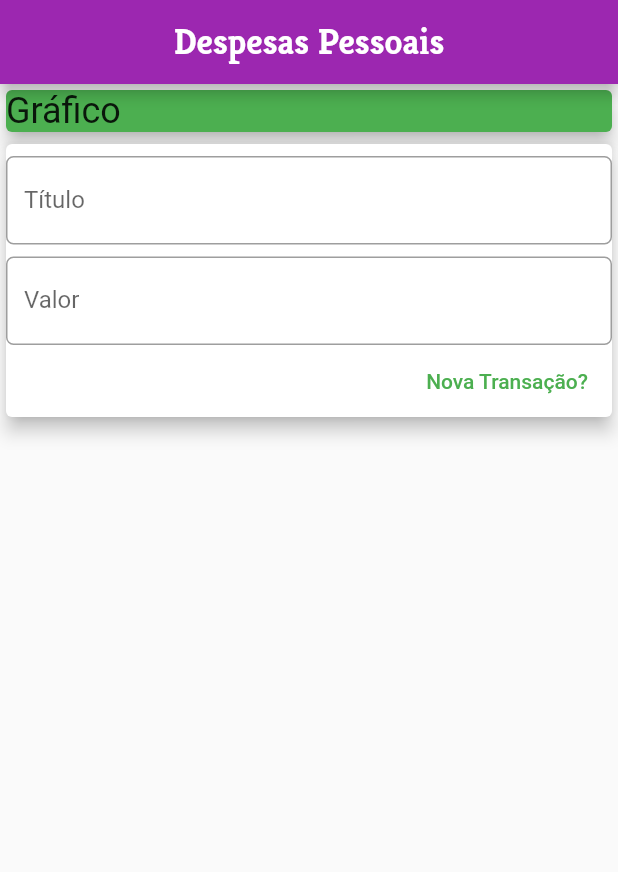
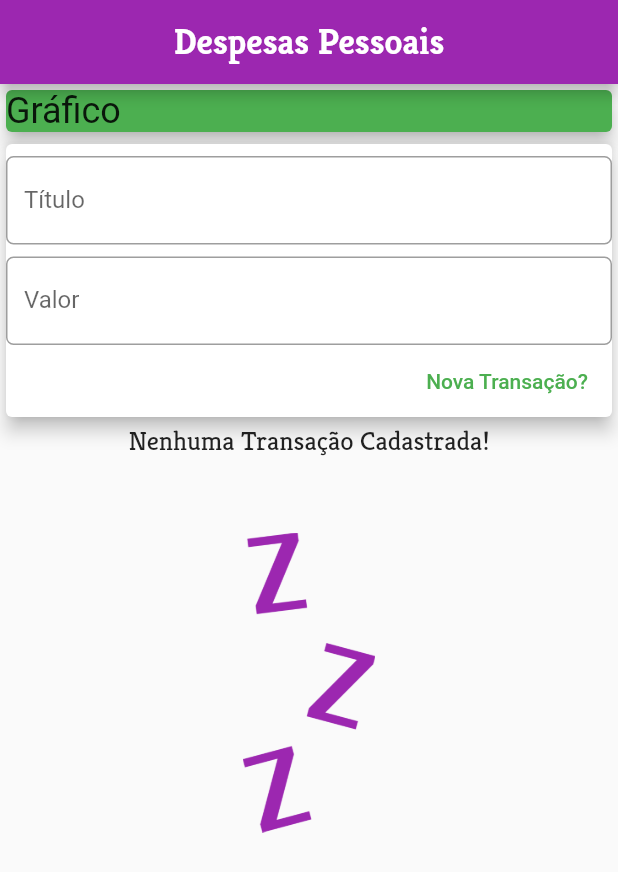
Before and after one commit to brandaoti/flutter-expenses-app, a Flutter app: the screen it shows after launch, on a phone screen of 412 x 824 dp. Shown: the top 872 px of the screen. Run offline on Flutter 3.47's test engine with Material 2 defaults, Android fonts, the phone set to English and light mode, and no system bars.

Commit message:
Verificação se a lista está vazia, add!

```diff
--- a/lib/components/transaction_list.dart
+++ b/lib/components/transaction_list.dart
@@ -14,7 +14,24 @@ class TransactionList extends StatelessWidget {
     // Build - lista de Transações
     return Container(
       height: 300,
-      child: ListView.builder(
+      child: transaction.isEmpty
+          ? Column(
+              children: <Widget>[
+                Text(
+                  'Nenhuma Transação Cadastrada!',
+                  style: Theme.of(context).textTheme.title,
+                ),
+                SizedBox(height: 50),
+                Container(
+                  height: 200,
+                  child: Image.asset(
+                    'assets/images/waiting.png',
+                    color: Colors.purple,
+                  ),
+                ),
+              ],
+            )
+          : ListView.builder(
               itemCount: transaction.length,
               itemBuilder: (context, index) {
                 final tr = transaction[index];
```
Lines whose indentation alone changed are shown as unchanged.
